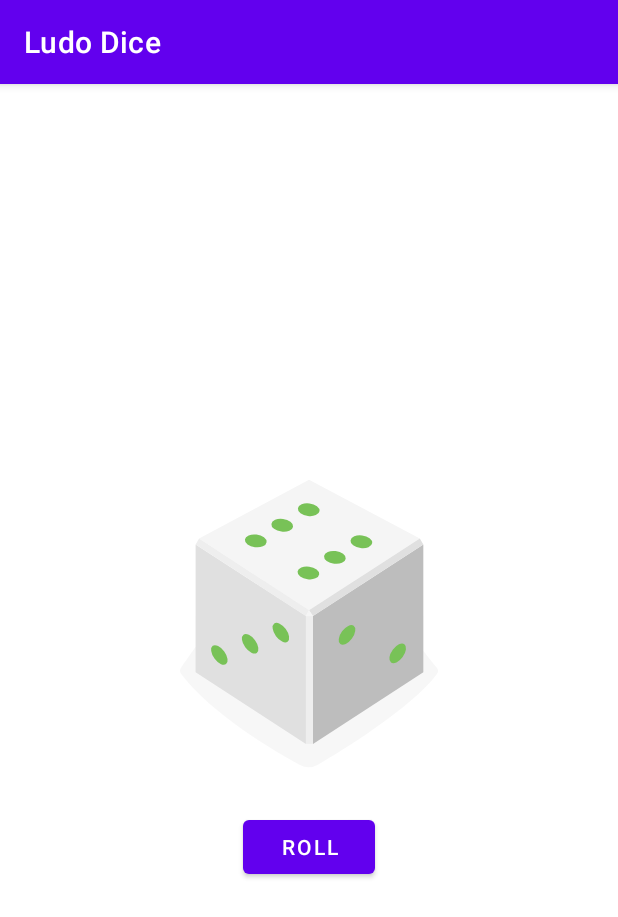
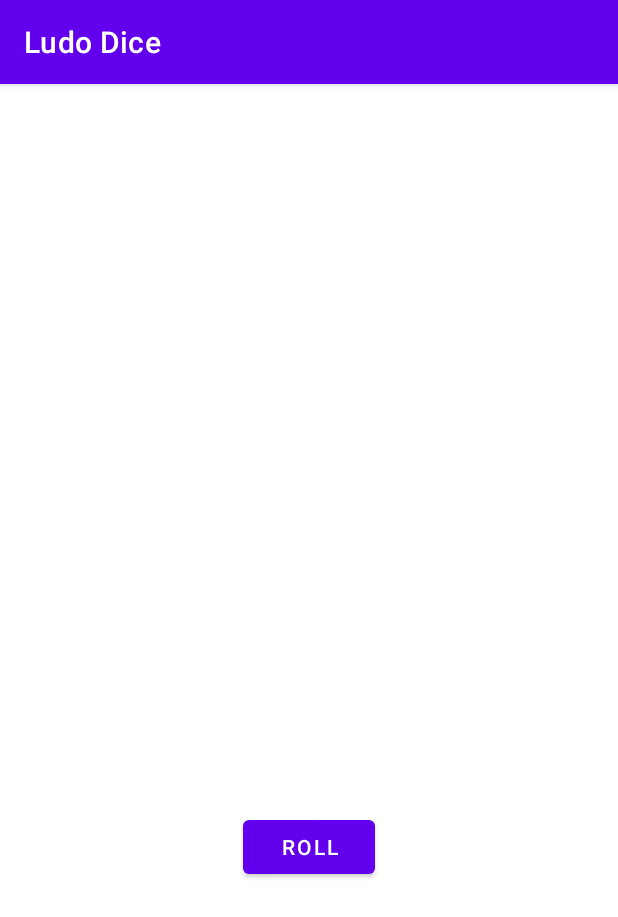
Before and after one commit to chronos25/Ludo-Dice, an Android app: the screen it shows after launch (MainActivity), on a phone screen of 412 x 824 dp. Shown: the top 917 px of the screen. Run offline under Robolectric (Android 15) with nearby library versions, the phone set to English and light mode, and no system bars.

```diff
--- a/app/build.gradle
+++ b/app/build.gradle
@@ -14,6 +14,7 @@ android {
         versionName "1.0"
 
         testInstrumentationRunner "androidx.test.runner.AndroidJUnitRunner"
+        vectorDrawables.useSupportLibrary = true
     }
 
     buildTypes {
--- a/app/src/main/java/com/example/myapplication/MainActivity.kt
+++ b/app/src/main/java/com/example/myapplication/MainActivity.kt
@@ -9,6 +9,8 @@ import android.widget.Toast
 import kotlin.random.Random
 
 class MainActivity : AppCompatActivity() {
+    lateinit var diceImage: ImageView;
+
     override fun onCreate(savedInstanceState: Bundle?) {
         super.onCreate(savedInstanceState)
         setContentView(R.layout.activity_main)
@@ -17,6 +19,7 @@ class MainActivity : AppCompatActivity() {
         rollButton.setOnClickListener{
             rollDice();
         }
+        diceImage = findViewById(R.id.image_view);
     }
 
     private fun rollDice(){
@@ -28,10 +31,6 @@ class MainActivity : AppCompatActivity() {
             5 -> R.drawable.dice_5
             else -> R.drawable.dice_6
         }
-        val imageViewResults : ImageView = findViewById(R.id.image_view);
-        imageViewResults.setImageResource(diceView);
-
-
-
+        diceImage.setImageResource(diceView);
     }
 }
--- a/app/src/main/res/layout/activity_main.xml
+++ b/app/src/main/res/layout/activity_main.xml
@@ -1,6 +1,7 @@
 <?xml version="1.0" encoding="utf-8"?>
 <LinearLayout xmlns:android="http://schemas.android.com/apk/res/android"
     xmlns:tools="http://schemas.android.com/tools"
+    xmlns:app="http://schemas.android.com/apk/res-auto"
     android:layout_width="match_parent"
     android:layout_height="wrap_content"
     android:orientation="vertical"
@@ -12,7 +13,8 @@
        android:layout_height="wrap_content"
        android:layout_gravity="center_horizontal"
        android:id="@+id/image_view"
-       android:src="@drawable/dice_6"
+       app:srcCompat="@drawable/empty_dice"
+       tools:src="@drawable/dice_6"
        />
 
     <Button
```
